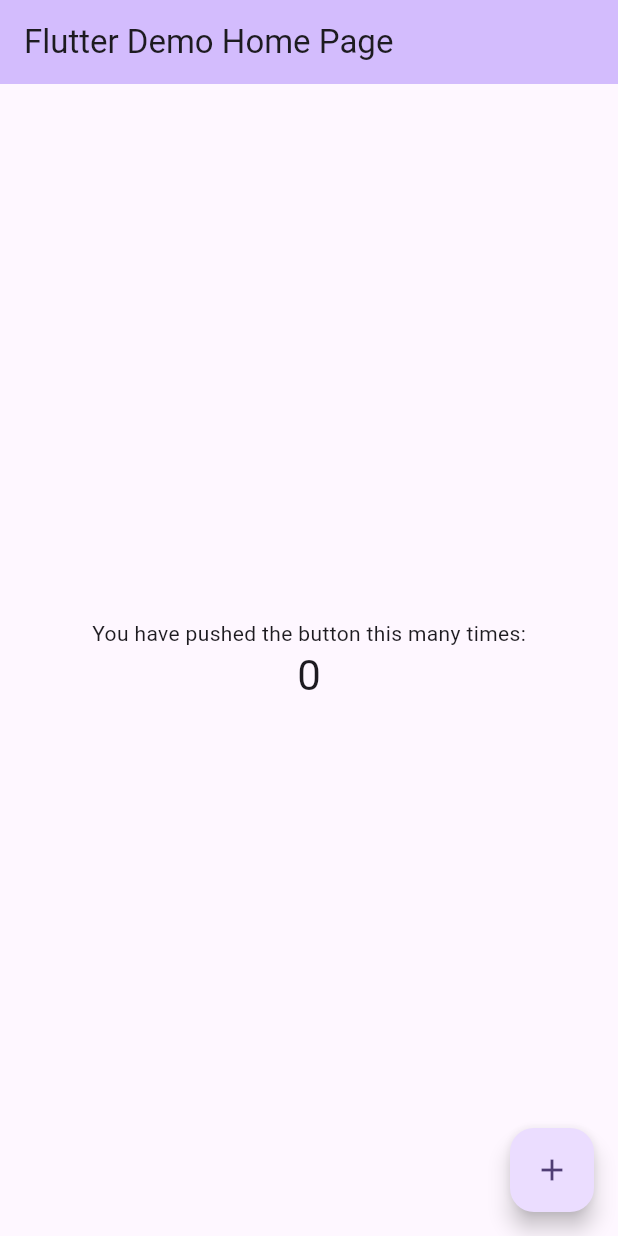
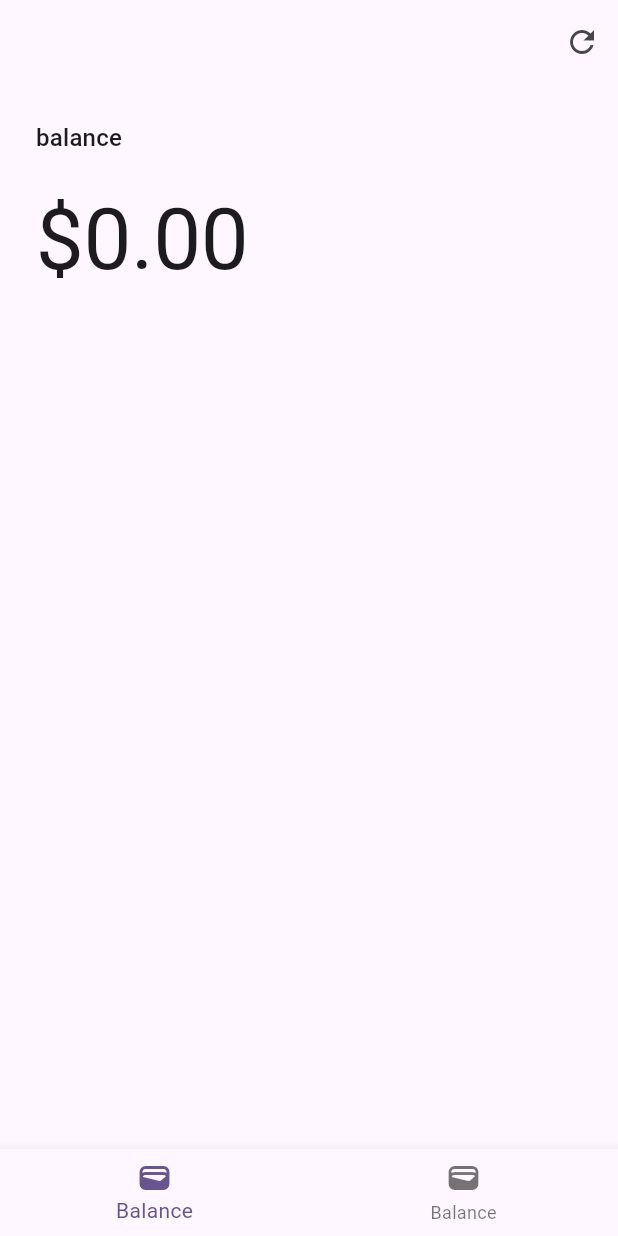
Before and after one commit to akio-code/flutter_ethereum, a Flutter app: the screen it shows after launch, on a phone screen of 412 x 824 dp. Run offline on Flutter 3.47's test engine with Material 2 defaults, Android fonts, the phone set to English and light mode, and no system bars; missing offline and left inert: web3dart; statements that could not run were skipped.

Commit message:
feat: added balance page

```diff
--- /dev/null
+++ b/lib/coin_page.dart
@@ -0,0 +1,93 @@
+import 'dart:developer';
+
+import 'package:flutter/material.dart';
+import 'package:http/http.dart';
+import 'package:web3dart/web3dart.dart';
+
+import 'widgets/balance.dart';
+
+class CoinPage extends StatefulWidget {
+  const CoinPage({super.key});
+
+  @override
+  State<CoinPage> createState() => _CoinPageState();
+}
+
+class _CoinPageState extends State<CoinPage> {
+  final String privateKey =
+      '37d53450862207452d5d2cddd688f355d9286b3fa3f911f70cb139b9931bde99';
+  final String rcpUrl =
+      'https://sepolia.infura.io/v3/9a810c8790eb4d93823ebbf0bf807ae7';
+
+  late Client httpClient;
+  late Web3Client web3client;
+  late EthPrivateKey credentials;
+  late EthereumAddress address;
+
+  double _balance = 0;
+
+  final _pageViewController = PageController();
+  int _selectedPage = 0;
+
+  void _changePage(int index) {
+    _selectedPage = index;
+    _pageViewController.animateToPage(
+      index,
+      duration: kThemeAnimationDuration,
+      curve: Curves.easeInOut,
+    );
+    setState(() {});
+  }
+
+  Future<void> _init() async {
+    httpClient = Client();
+    web3client = Web3Client(rcpUrl, httpClient);
+    credentials = EthPrivateKey.fromHex(privateKey);
+    address = credentials.address;
+
+    log(address.hexEip55);
+  }
+
+  Future<void> _getBalance() async {
+    final weiBalance = await web3client.getBalance(address);
+    final ethBalance = weiBalance.getValueInUnit(EtherUnit.ether);
+    _balance = ethBalance;
+    setState(() {});
+  }
+
+  @override
+  void initState() {
+    super.initState();
+    _init();
+  }
+
+  @override
+  Widget build(BuildContext context) {
+    return Scaffold(
+      body: PageView(
+        controller: _pageViewController,
+        children: [
+          Balance(
+            balance: _balance,
+            onRefresh: _getBalance,
+          ),
+          Text('transfer'),
+        ],
+      ),
+      bottomNavigationBar: BottomNavigationBar(
+        items: const <BottomNavigationBarItem>[
+          BottomNavigationBarItem(
+            icon: Icon(Icons.wallet),
+            label: 'Balance',
+          ),
+          BottomNavigationBarItem(
+            icon: Icon(Icons.wallet),
+            label: 'Balance',
+          ),
+        ],
+        currentIndex: _selectedPage,
+        onTap: _changePage,
+      ),
+    );
+  }
+}
--- a/lib/main.dart
+++ b/lib/main.dart
@@ -1,4 +1,6 @@
 import 'package:flutter/material.dart';
+
+import 'coin_page.dart';
 
 void main() {
   runApp(const MyApp());
@@ -11,115 +13,12 @@ class MyApp extends StatelessWidget {
   @override
   Widget build(BuildContext context) {
     return MaterialApp(
-      title: 'Flutter Demo',
+      title: 'Flutter Ethereum',
       theme: ThemeData(
-        // This is the theme of your application.
-        //
-        // TRY THIS: Try running your application with "flutter run". You'll see
-        // the application has a blue toolbar. Then, without quitting the app,
-        // try changing the seedColor in the colorScheme below to Colors.green
-        // and then invoke "hot reload" (save your changes or press the "hot
-        // reload" button in a Flutter-supported IDE, or press "r" if you used
-        // the command line to start the app).
-        //
-        // Notice that the counter didn't reset back to zero; the application
-        // state is not lost during the reload. To reset the state, use hot
-        // restart instead.
-        //
-        // This works for code too, not just values: Most code changes can be
-        // tested with just a hot reload.
         colorScheme: ColorScheme.fromSeed(seedColor: Colors.deepPurple),
         useMaterial3: true,
       ),
-      home: const MyHomePage(title: 'Flutter Demo Home Page'),
+      home: const CoinPage(),
     );
   }
 }
-
-class MyHomePage extends StatefulWidget {
-  const MyHomePage({super.key, required this.title});
-
-  // This widget is the home page of your application. It is stateful, meaning
-  // that it has a State object (defined below) that contains fields that affect
-  // how it looks.
-
-  // This class is the configuration for the state. It holds the values (in this
-  // case the title) provided by the parent (in this case the App widget) and
-  // used by the build method of the State. Fields in a Widget subclass are
-  // always marked "final".
-
-  final String title;
-
-  @override
-  State<MyHomePage> createState() => _MyHomePageState();
-}
-
-class _MyHomePageState extends State<MyHomePage> {
-  int _counter = 0;
-
-  void _incrementCounter() {
-    setState(() {
-      // This call to setState tells the Flutter framework that something has
-      // changed in this State, which causes it to rerun the build method below
-      // so that the display can reflect the updated values. If we changed
-      // _counter without calling setState(), then the build method would not be
-      // called again, and so nothing would appear to happen.
-      _counter++;
-    });
-  }
-
-  @override
-  Widget build(BuildContext context) {
-    // This method is rerun every time setState is called, for instance as done
-    // by the _incrementCounter method above.
-    //
-    // The Flutter framework has been optimized to make rerunning build methods
-    // fast, so that you can just rebuild anything that needs updating rather
-    // than having to individually change instances of widgets.
-    return Scaffold(
-      appBar: AppBar(
-        // TRY THIS: Try changing the color here to a specific color (to
-        // Colors.amber, perhaps?) and trigger a hot reload to see the AppBar
-        // change color while the other colors stay the same.
-        backgroundColor: Theme.of(context).colorScheme.inversePrimary,
-        // Here we take the value from the MyHomePage object that was created by
-        // the App.build method, and use it to set our appbar title.
-        title: Text(widget.title),
-      ),
-      body: Center(
-        // Center is a layout widget. It takes a single child and positions it
-        // in the middle of the parent.
-        child: Column(
-          // Column is also a layout widget. It takes a list of children and
-          // arranges them vertically. By default, it sizes itself to fit its
-          // children horizontally, and tries to be as tall as its parent.
-          //
-          // Column has various properties to control how it sizes itself and
-          // how it positions its children. Here we use mainAxisAlignment to
-          // center the children vertically; the main axis here is the vertical
-          // axis because Columns are vertical (the cross axis would be
-          // horizontal).
-          //
-          // TRY THIS: Invoke "debug painting" (choose the "Toggle Debug Paint"
-          // action in the IDE, or press "p" in the console), to see the
-          // wireframe for each widget.
-          mainAxisAlignment: MainAxisAlignment.center,
-          children: <Widget>[
-            const Text(
-              'You have pushed the button this many times:',
-            ),
-            Text(
-              '$_counter',
-              style: Theme.of(context).textTheme.headlineMedium,
-            ),
-          ],
-        ),
-      ),
-      floatingActionButton: FloatingActionButton(
-        onPressed: _incrementCounter,
-        tooltip: 'Increment',
-        child: const Icon(Icons.add),
-      ), // This trailing comma makes auto-formatting nicer for build methods.
-    );
-  }
-}
--- /dev/null
+++ b/lib/widgets/balance.dart
@@ -0,0 +1,48 @@
+import 'package:flutter/material.dart';
+import 'package:intl/intl.dart';
+
+class Balance extends StatefulWidget {
+  const Balance({
+    super.key,
+    required this.balance,
+    this.onRefresh,
+  });
+
+  final double balance;
+  final VoidCallback? onRefresh;
+
+  @override
+  State<Balance> createState() => _BalanceState();
+}
+
+class _BalanceState extends State<Balance> {
+  final numberFormat = NumberFormat("#,##0.00", "en_US");
+
+  @override
+  Widget build(BuildContext context) {
+    return Scaffold(
+      appBar: AppBar(
+        actions: [
+          IconButton(
+            onPressed: widget.onRefresh,
+            icon: const Icon(Icons.refresh),
+          ),
+        ],
+      ),
+      body: ListView(
+        padding: const EdgeInsets.all(24),
+        children: [
+          Text(
+            'balance',
+            style: Theme.of(context).textTheme.titleMedium,
+          ),
+          const SizedBox(height: 24),
+          Text(
+            '\$${numberFormat.format(widget.balance)}',
+            style: Theme.of(context).textTheme.displayLarge,
+          ),
+        ],
+      ),
+    );
+  }
+}
--- a/pubspec.yaml
+++ b/pubspec.yaml
@@ -35,6 +35,9 @@ dependencies:
   # The following adds the Cupertino Icons font to your application.
   # Use with the CupertinoIcons class for iOS style icons.
   cupertino_icons: ^1.0.2
+  web3dart: ^2.6.1
+  http: ^0.13.6
+  intl: ^0.18.1
 
 dev_dependencies:
   flutter_test:
```
Also changed, not shown: pubspec.lock.
